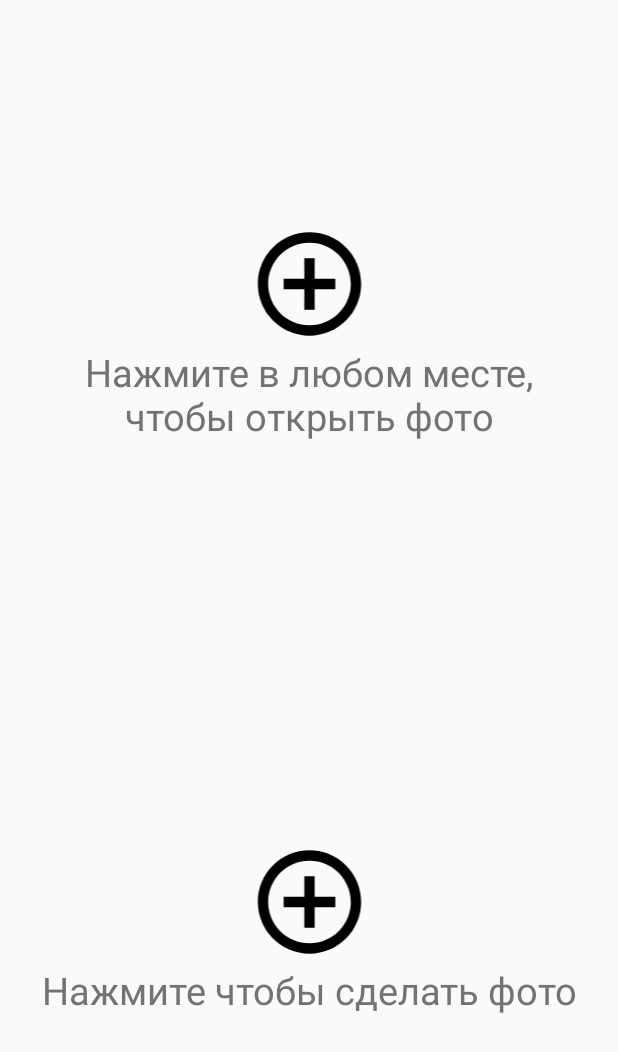
After one commit to Arvatel/PhotoEditor, an Android app: the layout fragment_open_photo.xml on its own in the app's theme, with its tools: preview values and no code run, on a phone screen of 412 x 824 dp. The commit adds this screen. Shown: the top 1052 px of the screen. Run offline under Robolectric (Android 15) with nearby library versions, the phone set to English and light mode, and no system bars.

Commit message:
added openFile screen and permissions for opening file

```diff
--- a/app/src/main/java/com/arvatel/photoeditor/PhotoEditorFragment.kt
+++ b/app/src/main/java/com/arvatel/photoeditor/PhotoEditorFragment.kt
@@ -17,6 +17,8 @@ class PhotoEditorFragment : Fragment() {
         savedInstanceState: Bundle?
     ): View? {
         val view = inflater.inflate(R.layout.fragment_photo_editor, container, false)
+
+        view.showImage.setImageBitmap(currentImage);
         view.buttonRotateBS.setOnClickListener {
             Navigation.findNavController(view).navigate(R.id.action_photoEditorFragment_to_imageRotationFragment)
         }
--- /dev/null
+++ b/app/src/main/res/layout/fragment_open_photo.xml
@@ -0,0 +1,101 @@
+<?xml version="1.0" encoding="utf-8"?>
+<androidx.constraintlayout.widget.ConstraintLayout xmlns:android="http://schemas.android.com/apk/res/android"
+    xmlns:app="http://schemas.android.com/apk/res-auto"
+    xmlns:tools="http://schemas.android.com/tools"
+    android:layout_width="match_parent"
+    android:layout_height="match_parent"
+    tools:context=".OpenPhotoFragment">
+
+    <androidx.constraintlayout.widget.ConstraintLayout
+        android:id="@+id/openFileLayout"
+        android:layout_width="0dp"
+        android:layout_height="0dp"
+        app:layout_constraintBottom_toBottomOf="parent"
+        app:layout_constraintEnd_toEndOf="parent"
+        app:layout_constraintStart_toStartOf="parent"
+        app:layout_constraintTop_toTopOf="parent"
+        app:layout_constraintVertical_bias="0"
+        app:layout_constraintHeight_percent="0.5">
+
+        <ImageView
+            android:id="@+id/imageView"
+            android:layout_width="0dp"
+            android:layout_height="0dp"
+            style="@style/OpenFileTheme"
+
+            app:layout_constraintWidth_percent="0.5"
+            app:layout_constraintHeight_percent="0.2"
+            app:layout_constraintBottom_toBottomOf="@id/openFileLayout"
+            app:layout_constraintEnd_toEndOf="@id/openFileLayout"
+            app:layout_constraintHorizontal_bias="0.5"
+            app:layout_constraintStart_toStartOf="@id/openFileLayout"
+            app:layout_constraintTop_toTopOf="@id/openFileLayout"
+            app:layout_constraintVertical_bias="0.45"
+            app:srcCompat="@drawable/ic_add_circle_outline_black_24dp" />
+
+        <TextView
+            android:id="@+id/textView"
+            style="@style/OpenFileTheme"
+            android:layout_width="0dp"
+            android:layout_height="wrap_content"
+            android:gravity="center_horizontal"
+            android:text="@string/openPhoto"
+            android:textSize="25sp"
+
+            app:layout_constraintBottom_toBottomOf="@id/openFileLayout"
+            app:layout_constraintEnd_toEndOf="@id/openFileLayout"
+            app:layout_constraintHorizontal_bias="0.5"
+            app:layout_constraintStart_toStartOf="@id/openFileLayout"
+            app:layout_constraintTop_toBottomOf="@+id/imageView"
+            app:layout_constraintVertical_bias="0"
+            app:layout_constraintWidth_percent="0.9" />
+
+    </androidx.constraintlayout.widget.ConstraintLayout>
+
+    <androidx.constraintlayout.widget.ConstraintLayout
+        android:id="@+id/openCameraLayout"
+        android:layout_width="0dp"
+        android:layout_height="0dp"
+        app:layout_constraintBottom_toBottomOf="parent"
+        app:layout_constraintEnd_toEndOf="parent"
+        app:layout_constraintStart_toStartOf="parent"
+        app:layout_constraintTop_toTopOf="parent"
+        app:layout_constraintVertical_bias="1"
+        app:layout_constraintHeight_percent="0.5">
+
+        <ImageView
+            android:id="@+id/imageCameraView"
+            android:layout_width="0dp"
+            android:layout_height="0dp"
+            style="@style/OpenFileTheme"
+
+            app:layout_constraintWidth_percent="0.5"
+            app:layout_constraintHeight_percent="0.2"
+            app:layout_constraintBottom_toBottomOf="@id/openCameraLayout"
+            app:layout_constraintEnd_toEndOf="@id/openCameraLayout"
+            app:layout_constraintHorizontal_bias="0.5"
+            app:layout_constraintStart_toStartOf="@id/openCameraLayout"
+            app:layout_constraintTop_toTopOf="@id/openCameraLayout"
+            app:layout_constraintVertical_bias="0.45"
+            app:srcCompat="@drawable/ic_add_circle_outline_black_24dp" />
+
+        <TextView
+            android:id="@+id/textCameraView"
+            style="@style/OpenFileTheme"
+            android:layout_width="0dp"
+            android:layout_height="wrap_content"
+            android:gravity="center_horizontal"
+            android:text="@string/useCamera"
+            android:textSize="25sp"
+
+            app:layout_constraintBottom_toBottomOf="@id/openCameraLayout"
+            app:layout_constraintEnd_toEndOf="@id/openCameraLayout"
+            app:layout_constraintHorizontal_bias="0.5"
+            app:layout_constraintStart_toStartOf="@id/openCameraLayout"
+            app:layout_constraintTop_toBottomOf="@+id/imageCameraView"
+            app:layout_constraintVertical_bias="0"
+            app:layout_constraintWidth_percent="0.9" />
+
+    </androidx.constraintlayout.widget.ConstraintLayout>
+
+</androidx.constraintlayout.widget.ConstraintLayout>
--- a/app/src/main/res/layout/fragment_photo_editor.xml
+++ b/app/src/main/res/layout/fragment_photo_editor.xml
@@ -50,12 +50,12 @@
             android:layout_height="match_parent">
 
             <ImageView
-                android:id="@+id/fragment"
+                android:id="@+id/showImage"
                 style="@style/ShowPhotoStyle"
                 android:layout_width="match_parent"
                 android:layout_height="match_parent"
                 android:layout_gravity="center_vertical"
-                android:src="@drawable/picture" />
+                android:src="@drawable/ic_launcher_background" />
 
         </androidx.core.widget.NestedScrollView>
 
--- a/app/src/main/res/values/strings.xml
+++ b/app/src/main/res/values/strings.xml
@@ -1,6 +1,7 @@
 <resources>
     <string name="app_name">PhotoEditor</string>
     <string name="openPhoto">Нажмите в любом месте, чтобы открыть фото</string>
+    <string name="useCamera">Нажмите чтобы сделать фото</string>
 
     <string name="hello_blank_fragment">hello</string>
     <string name="textStyle">STYLES</string>
```
Also changed, not shown: app/src/main/java/com/arvatel/photoeditor/MainActivity.kt (+9 -5 lines), app/src/main/java/com/arvatel/photoeditor/OpenPhotoActivity.kt (deleted, +0 -11 lines), app/src/main/java/com/arvatel/photoeditor/OpenPhotoFragment.kt (added, +50 -0 lines), app/src/main/res/layout-land/activity_open_photo.xml (deleted, +0 -42 lines), app/src/main/res/layout/activity_open_photo.xml (deleted, +0 -44 lines), app/src/main/res/navigation/main_navigation.xml (+10 -1 lines), app/src/main/res/drawable/new_picture.png (added), app/src/main/res/drawable/picture.jpg (added).
